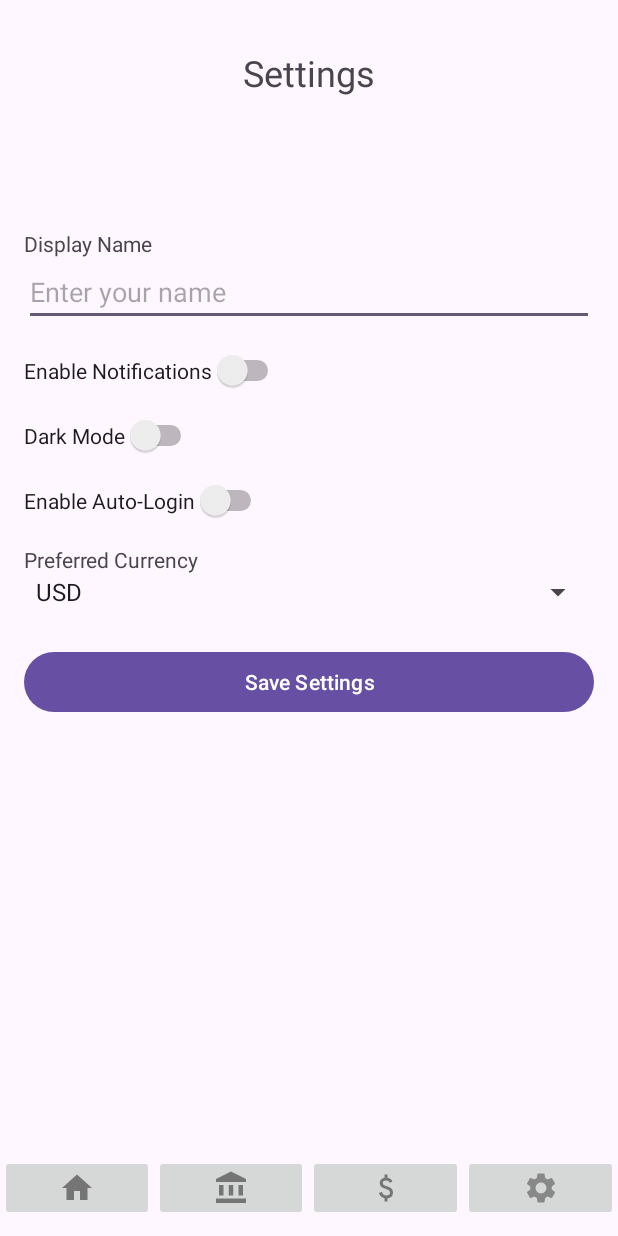
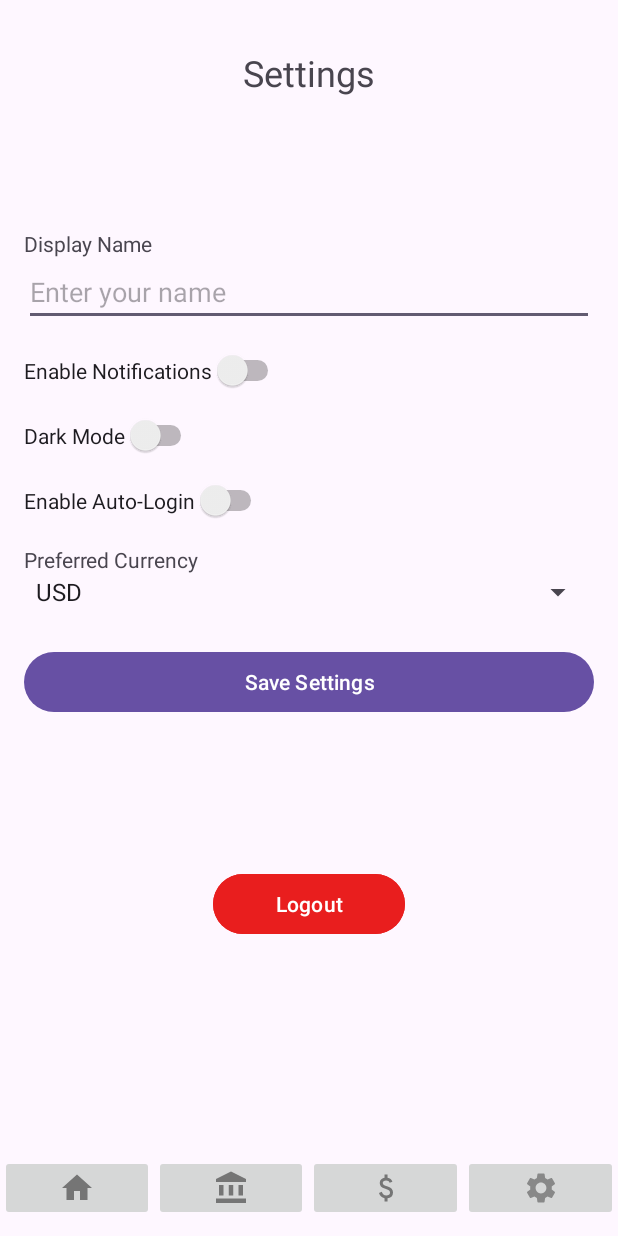
Before and after one commit to djzrma/bankingApp, an Android app: the Settings screen opened directly, with no data from a screen before it, on a phone screen of 412 x 824 dp. Run offline under Robolectric (Android 15) with nearby library versions, the phone set to English and light mode, and no system bars.

```diff
--- a/app/src/main/AndroidManifest.xml
+++ b/app/src/main/AndroidManifest.xml
@@ -11,6 +11,9 @@
         android:roundIcon="@mipmap/ic_launcher_round"
         android:supportsRtl="true"
         android:theme="@style/Theme.BankingApp">
+        <activity
+            android:name=".ForgotPassword"
+            android:exported="false" />
         <activity
             android:name=".CreateAccount"
             android:exported="false" />
--- a/app/src/main/java/com/kindustry/bankingapp/Accounts.java
+++ b/app/src/main/java/com/kindustry/bankingapp/Accounts.java
@@ -83,7 +83,6 @@ public class Accounts extends AppCompatActivity {
         ImageButton home = findViewById(R.id.homeImageButton);
         home.setOnClickListener(v -> {
             Intent intent = new Intent(Accounts.this, MainMenu.class);
-            Toast.makeText(Accounts.this, "Now on Main Menu Screen", Toast.LENGTH_LONG).show();
             startActivity(intent);
         });
 
@@ -95,14 +94,12 @@ public class Accounts extends AppCompatActivity {
         ImageButton transfer = findViewById(R.id.transferImageButton);
         transfer.setOnClickListener(v -> {
             Intent intent = new Intent(Accounts.this, Transfer.class);
-            Toast.makeText(Accounts.this, "Now on Transfer Screen", Toast.LENGTH_LONG).show();
             startActivity(intent);
         });
 
         ImageButton settings = findViewById(R.id.settingsImageButton);
         settings.setOnClickListener(v -> {
             Intent intent = new Intent(Accounts.this, Settings.class);
-            Toast.makeText(Accounts.this, "Now on Settings Screen", Toast.LENGTH_LONG).show();
             startActivity(intent);
         });
     }
--- a/app/src/main/java/com/kindustry/bankingapp/MainMenu.java
+++ b/app/src/main/java/com/kindustry/bankingapp/MainMenu.java
@@ -42,21 +42,18 @@ public class MainMenu extends AppCompatActivity {
         ImageButton accounts = findViewById(R.id.accountsImageButton);
         accounts.setOnClickListener(v -> {
             Intent intent = new Intent(MainMenu.this, Accounts.class);
-            Toast.makeText(MainMenu.this, "Now on Accounts Screen", Toast.LENGTH_LONG).show();
             startActivity(intent);
         });
 
         ImageButton transfer = findViewById(R.id.transferImageButton);
         transfer.setOnClickListener(v -> {
             Intent intent = new Intent(MainMenu.this, Transfer.class);
-            Toast.makeText(MainMenu.this, "Now on Transfer Screen", Toast.LENGTH_LONG).show();
             startActivity(intent);
         });
 
         ImageButton settings = findViewById(R.id.settingsImageButton);
         settings.setOnClickListener(v -> {
             Intent intent = new Intent(MainMenu.this, Settings.class);
-            Toast.makeText(MainMenu.this, "Now on Settings Screen", Toast.LENGTH_LONG).show();
             startActivity(intent);
         });
     }
--- a/app/src/main/java/com/kindustry/bankingapp/Settings.java
+++ b/app/src/main/java/com/kindustry/bankingapp/Settings.java
@@ -3,6 +3,7 @@ package com.kindustry.bankingapp;
 import android.content.Intent;
 import android.content.SharedPreferences;
 import android.os.Bundle;
+import android.view.View;
 import android.widget.Button;
 import android.widget.EditText;
 import android.widget.ImageButton;
@@ -27,6 +28,7 @@ public class Settings extends AppCompatActivity {
 
         setupViews();
         loadSettings();
+        logoutButtonAction();
         setupNavigation();
     }
 
@@ -82,25 +84,34 @@ public class Settings extends AppCompatActivity {
         Toast.makeText(this, "Settings saved", Toast.LENGTH_SHORT).show();
     }
 
+    private void logoutButtonAction(){
+        Button logoutButton = findViewById(R.id.logoutButton);
+        logoutButton.setOnClickListener(new View.OnClickListener() {
+            @Override
+            public void onClick(View v) {
+                Intent intent = new Intent(Settings.this, LoginPage.class);
+                Toast.makeText(Settings.this, "Successfully Logged Out!", Toast.LENGTH_LONG).show();
+                startActivity(intent);
+            }
+        });
+    }
+
     private void setupNavigation() {
         ImageButton home = findViewById(R.id.homeImageButton);
         home.setOnClickListener(v -> {
             Intent intent = new Intent(Settings.this, MainMenu.class);
-            Toast.makeText(Settings.this, "Now on Main Menu Screen", Toast.LENGTH_LONG).show();
             startActivity(intent);
         });
 
         ImageButton accounts = findViewById(R.id.accountsImageButton);
         accounts.setOnClickListener(v -> {
             Intent intent = new Intent(Settings.this, Accounts.class);
-            Toast.makeText(Settings.this, "Now on Accounts Screen", Toast.LENGTH_LONG).show();
             startActivity(intent);
         });
 
         ImageButton transfer = findViewById(R.id.transferImageButton);
         transfer.setOnClickListener(v -> {
             Intent intent = new Intent(Settings.this, Transfer.class);
-            Toast.makeText(Settings.this, "Now on Transfer Screen", Toast.LENGTH_LONG).show();
             startActivity(intent);
         });
 
--- a/app/src/main/java/com/kindustry/bankingapp/Transfer.java
+++ b/app/src/main/java/com/kindustry/bankingapp/Transfer.java
@@ -31,14 +31,12 @@ public class Transfer extends AppCompatActivity {
         ImageButton home = findViewById(R.id.homeImageButton);
         home.setOnClickListener(v -> {
             Intent intent = new Intent(Transfer.this, MainMenu.class);
-            Toast.makeText(Transfer.this, "Now on Main Menu Screen", Toast.LENGTH_LONG).show();
             startActivity(intent);
         });
 
         ImageButton accounts = findViewById(R.id.accountsImageButton);
         accounts.setOnClickListener(v -> {
             Intent intent = new Intent(Transfer.this, Accounts.class);
-            Toast.makeText(Transfer.this, "Now on Accounts Screen", Toast.LENGTH_LONG).show();
             startActivity(intent);
         });
 
@@ -50,7 +48,6 @@ public class Transfer extends AppCompatActivity {
         ImageButton settings = findViewById(R.id.settingsImageButton);
         settings.setOnClickListener(v -> {
             Intent intent = new Intent(Transfer.this, Settings.class);
-            Toast.makeText(Transfer.this, "Now on Settings Screen", Toast.LENGTH_LONG).show();
             startActivity(intent);
         });
     }
--- a/app/src/main/res/layout/create_account.xml
+++ b/app/src/main/res/layout/create_account.xml
@@ -44,7 +44,6 @@
         android:layout_height="match_parent"
         android:layout_marginTop="64dp"
         android:layout_marginBottom="64dp"
-        app:layout_constraintBottom_toTopOf="@+id/imageButtonLayout"
         app:layout_constraintEnd_toEndOf="parent"
         app:layout_constraintStart_toStartOf="parent"
         app:layout_constraintTop_toBottomOf="@+id/accountsTitleLayout">
--- a/app/src/main/res/layout/settings_page.xml
+++ b/app/src/main/res/layout/settings_page.xml
@@ -27,20 +27,24 @@
         android:layout_width="0dp"
         android:layout_height="0dp"
         android:layout_marginTop="72dp"
-        android:layout_marginBottom="100dp"
-        app:layout_constraintTop_toBottomOf="@id/transferTempString"
+        android:layout_marginBottom="32dp"
         app:layout_constraintBottom_toTopOf="@id/imageButtonLayout"
+        app:layout_constraintEnd_toEndOf="parent"
         app:layout_constraintStart_toStartOf="parent"
-        app:layout_constraintEnd_toEndOf="parent">
+        app:layout_constraintTop_toBottomOf="@id/transferTempString">
 
         <LinearLayout
+            android:layout_width="match_parent"
+            android:layout_height="wrap_content"
             android:orientation="vertical"
-            android:padding="16dp"
-            android:layout_width="match_parent"
-            android:layout_height="wrap_content">
+            android:padding="16dp">
 
             <!-- Display Name -->
-            <TextView android:text="Display Name"  android:layout_height="wrap_content" android:layout_width="wrap_content"/>
+            <TextView
+                android:layout_width="wrap_content"
+                android:layout_height="wrap_content"
+                android:text="Display Name" />
+
             <EditText
                 android:id="@+id/nameInput"
                 android:layout_width="match_parent"
@@ -52,29 +56,32 @@
                 android:id="@+id/notificationsSwitch"
                 android:layout_width="wrap_content"
                 android:layout_height="wrap_content"
-                android:text="Enable Notifications"
-                android:layout_marginTop="16dp" />
+                android:layout_marginTop="16dp"
+                android:text="Enable Notifications" />
 
             <!-- Dark Mode -->
             <Switch
                 android:id="@+id/darkModeSwitch"
                 android:layout_width="wrap_content"
                 android:layout_height="wrap_content"
-                android:text="Dark Mode"
-                android:layout_marginTop="16dp" />
+                android:layout_marginTop="16dp"
+                android:text="Dark Mode" />
 
             <!-- Auto Login -->
             <Switch
                 android:id="@+id/autoLoginSwitch"
                 android:layout_width="wrap_content"
                 android:layout_height="wrap_content"
-                android:text="Enable Auto-Login"
-                android:layout_marginTop="16dp" />
+                android:layout_marginTop="16dp"
+                android:text="Enable Auto-Login" />
 
             <!-- Preferred Currency -->
             <TextView
-                android:text="Preferred Currency"
-                android:layout_marginTop="16dp"  android:layout_height="wrap_content" android:layout_width="wrap_content"/>
+                android:layout_width="wrap_content"
+                android:layout_height="wrap_content"
+                android:layout_marginTop="16dp"
+                android:text="Preferred Currency" />
+
             <Spinner
                 android:id="@+id/currencySpinner"
                 android:layout_width="match_parent"
@@ -85,8 +92,20 @@
                 android:id="@+id/saveButton"
                 android:layout_width="match_parent"
                 android:layout_height="wrap_content"
-                android:text="Save Settings"
-                android:layout_marginTop="24dp" />
+                android:layout_marginTop="24dp"
+                android:text="Save Settings" />
+
+            <Button
+                android:id="@+id/logoutButton"
+                android:layout_width="128dp"
+                android:layout_height="wrap_content"
+                android:layout_gravity="center"
+                android:layout_marginTop="100dp"
+                android:backgroundTint="#E91E1E"
+                android:text="@string/logoutButton"
+                app:layout_constraintEnd_toEndOf="parent"
+                app:layout_constraintStart_toStartOf="parent" />
+
         </LinearLayout>
 
     </ScrollView>
```
Also changed, not shown: app/src/main/java/com/kindustry/bankingapp/ForgotPassword.java (added, +42 -0 lines), app/src/main/java/com/kindustry/bankingapp/LoginPage.java (+11 -8 lines), app/src/main/res/layout/activity_maps.xml (deleted, +0 -74 lines), app/src/main/res/layout/forgot_password.xml (added, +96 -0 lines), app/src/main/res/values/strings.xml (+7 -38 lines).
